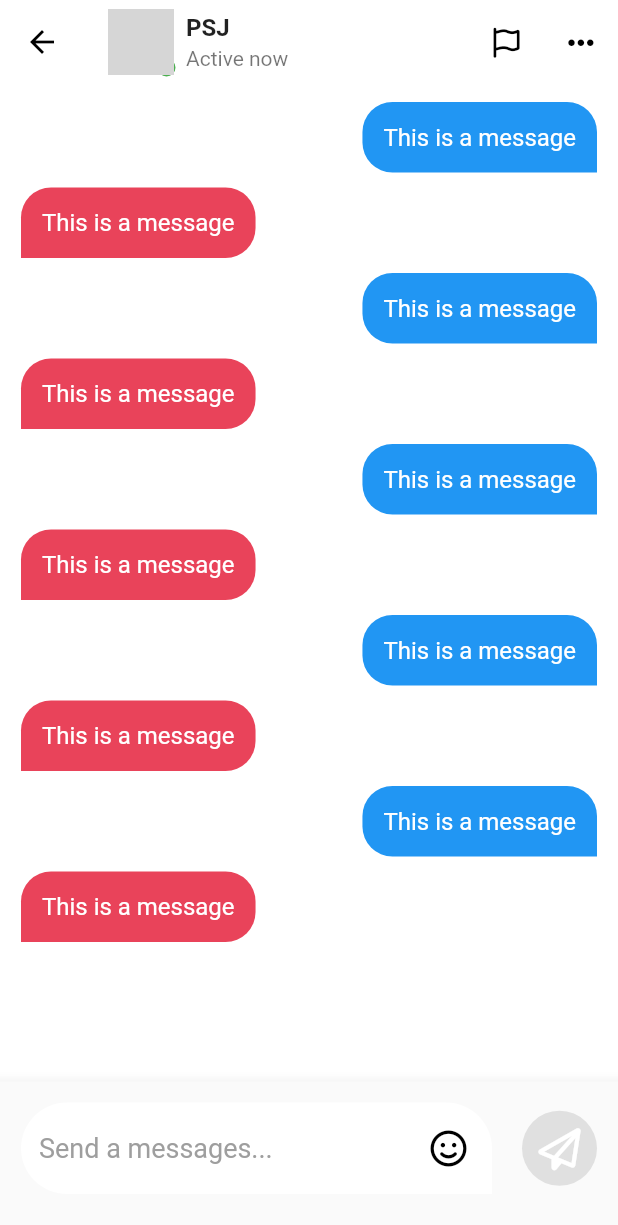
After one commit to Sungjjjun/FlutterStudy, a Flutter app: the ChatsDetailScreen screen opened directly, on a phone screen of 412 x 824 dp. The commit adds this screen. Shown: the top 1225 px of the screen. Run offline on Flutter 3.47's test engine with Material 2 defaults, Android fonts, the phone set to English and light mode, and no system bars; our stand-ins replace font_awesome_flutter, shared_preferences, video_player, visibility_detector; accounts and stored records are empty; network calls fail; grey boxes are pictures that could not be loaded.

Commit message:
#11.4(02.07)

```diff
--- a/tiktokclone/lib/features/indox/activity_screen.dart
+++ b/tiktokclone/lib/features/indox/activity_screen.dart
@@ -85,6 +85,7 @@ class _ActivityScreenState extends State<ActivityScreen>
           onTap: _onTitleTab,
           child: Row(
             mainAxisAlignment: MainAxisAlignment.center,
+            mainAxisSize: MainAxisSize.min,
             children: [
               const Text("All activity"),
               Gaps.h4,
--- /dev/null
+++ b/tiktokclone/lib/features/indox/chats_detail_screen.dart
@@ -0,0 +1,219 @@
+import 'package:flutter/material.dart';
+import 'package:font_awesome_flutter/font_awesome_flutter.dart';
+import 'package:tiktokclone/constants/gaps.dart';
+import 'package:tiktokclone/constants/sizes.dart';
+
+class ChatsDetailScreen extends StatefulWidget {
+  const ChatsDetailScreen({super.key});
+
+  @override
+  State<ChatsDetailScreen> createState() => _ChatsDetailScreenState();
+}
+
+class _ChatsDetailScreenState extends State<ChatsDetailScreen> {
+  final TextEditingController _textEditingController = TextEditingController();
+  String _text = "";
+
+  @override
+  void initState() {
+    super.initState();
+    setState(() {
+      _text = _textEditingController.text;
+    });
+  }
+
+  @override
+  void dispose() {
+    _textEditingController.dispose();
+    super.dispose();
+  }
+
+  @override
+  Widget build(BuildContext context) {
+    return Scaffold(
+      appBar: AppBar(
+        title: ListTile(
+          contentPadding: EdgeInsets.zero,
+          horizontalTitleGap: Sizes.size8,
+          leading: Stack(
+            clipBehavior: Clip.none,
+            children: [
+              const CircleAvatar(
+                radius: 22,
+                foregroundImage: NetworkImage(
+                  "https://avatars.githubusercontent.com/u/103017099?v=4",
+                ),
+                child: Text("PSJ"),
+              ),
+              Positioned(
+                bottom: -Sizes.size5,
+                right: -Sizes.size5,
+                child: Container(
+                  width: 20,
+                  height: 20,
+                  clipBehavior: Clip.none,
+                  decoration: BoxDecoration(
+                    border: Border.all(
+                      color: Colors.white,
+                      width: Sizes.size4,
+                    ),
+                    shape: BoxShape.circle,
+                    color: Colors.green,
+                  ),
+                ),
+              ),
+            ],
+          ),
+          title: const Text(
+            "PSJ",
+            style: TextStyle(
+              fontWeight: FontWeight.w600,
+            ),
+          ),
+          subtitle: const Text("Active now"),
+          trailing: Row(
+            mainAxisSize: MainAxisSize.min,
+            children: const [
+              FaIcon(
+                FontAwesomeIcons.flag,
+                size: Sizes.size20,
+                color: Colors.black,
+              ),
+              Gaps.h32,
+              FaIcon(
+                FontAwesomeIcons.ellipsis,
+                size: Sizes.size20,
+                color: Colors.black,
+              ),
+            ],
+          ),
+        ),
+      ),
+      body: Stack(
+        children: [
+          ListView.separated(
+            padding: const EdgeInsets.symmetric(
+              vertical: Sizes.size12,
+              horizontal: Sizes.size14,
+            ),
+            itemBuilder: (context, index) {
+              final isMine = index % 2 == 0;
+              return Row(
+                mainAxisSize: MainAxisSize.min,
+                mainAxisAlignment:
+                    isMine ? MainAxisAlignment.end : MainAxisAlignment.start,
+                children: [
+                  Container(
+                    padding: const EdgeInsets.all(Sizes.size14),
+                    decoration: BoxDecoration(
+                      borderRadius: BorderRadius.only(
+                        topLeft: const Radius.circular(
+                          Sizes.size20,
+                        ),
+                        topRight: const Radius.circular(
+                          Sizes.size20,
+                        ),
+                        bottomLeft: Radius.circular(
+                          isMine ? Sizes.size20 : 0,
+                        ),
+                        bottomRight: Radius.circular(
+                          isMine ? 0 : Sizes.size20,
+                        ),
+                      ),
+                      //border: Border.all(color: ),
+                      color:
+                          isMine ? Colors.blue : Theme.of(context).primaryColor,
+                    ),
+                    child: const Text(
+                      "This is a message",
+                      style: TextStyle(
+                        color: Colors.white,
+                        fontSize: Sizes.size16,
+                      ),
+                    ),
+                  ),
+                ],
+              );
+            },
+            separatorBuilder: (context, index) => Gaps.v10,
+            itemCount: 10,
+          ),
+          Positioned(
+            bottom: 0,
+            width: MediaQuery.of(context).size.width,
+            child: BottomAppBar(
+              padding: const EdgeInsets.only(
+                right: Sizes.size14,
+                left: Sizes.size14,
+                top: Sizes.size14,
+                bottom: Sizes.size28,
+              ),
+              color: Colors.grey.shade50,
+              child: Row(
+                children: [
+                  Expanded(
+                    child: TextField(
+                      controller: _textEditingController,
+                      decoration: InputDecoration(
+                          filled: true,
+                          fillColor: Colors.white,
+                          hintText: "Send a messages...",
+                          hintStyle: const TextStyle(
+                            fontSize: Sizes.size18,
+                            color: Colors.grey,
+                          ),
+                          border: const OutlineInputBorder(
+                            borderRadius: BorderRadius.only(
+                              topLeft: Radius.circular(
+                                Sizes.size32,
+                              ),
+                              topRight: Radius.circular(
+                                Sizes.size32,
+                              ),
+                              bottomLeft: Radius.circular(
+                                Sizes.size32,
+                              ),
+                            ),
+                            borderSide: BorderSide.none,
+                          ),
+                          suffixIcon: Padding(
+                            padding: const EdgeInsets.only(
+                              right: Sizes.size10,
+                            ),
+                            child: Column(
+                              mainAxisAlignment: MainAxisAlignment.center,
+                              children: const [
+                                FaIcon(
+                                  FontAwesomeIcons.faceSmile,
+                                  color: Colors.black,
+                                ),
+                              ],
+                            ),
+                          )),
+                    ),
+                  ),
+                  Gaps.h20,
+                  Container(
+                    height: 50,
+                    width: 50,
+                    decoration: BoxDecoration(
+                      shape: BoxShape.circle,
+                      color: Colors.grey.shade300,
+                    ),
+                    child: const Center(
+                      child: FaIcon(
+                        FontAwesomeIcons.paperPlane,
+                        color: Colors.white,
+                        size: Sizes.size28,
+                      ),
+                    ),
+                  ),
+                ],
+              ),
+            ),
+          ),
+        ],
+      ),
+    );
+  }
+}
--- a/tiktokclone/lib/main.dart
+++ b/tiktokclone/lib/main.dart
@@ -1,6 +1,6 @@
 import 'package:flutter/material.dart';
 import 'package:tiktokclone/constants/sizes.dart';
-import 'package:tiktokclone/features/indox/activity_screen.dart';
+import 'package:tiktokclone/features/mainnavigation/main_navigation_screen.dart';
 
 void main() {
   runApp(const TikTokApp());
@@ -33,7 +33,7 @@ class TikTokApp extends StatelessWidget {
           ),
         ),
       ),
-      home: const ActivityScreen(),
+      home: const MainNavigationScreen(),
     );
   }
 }
```
Also changed, not shown: tiktokclone/lib/features/indox/chats_screen.dart (added, +115 -0 lines), tiktokclone/lib/features/indox/inbox_screen.dart (+10 -2 lines), toonflix/pubspec.lock, 9 other files.
